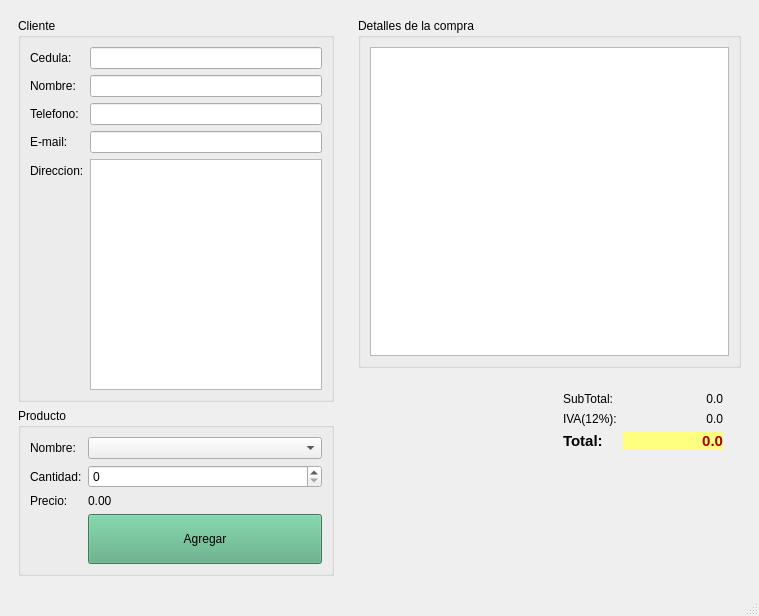
This is tienda.ui in zelejimenez26/P59-Qt-Tienda as Qt 5 draws it before an edit. The edited form follows.
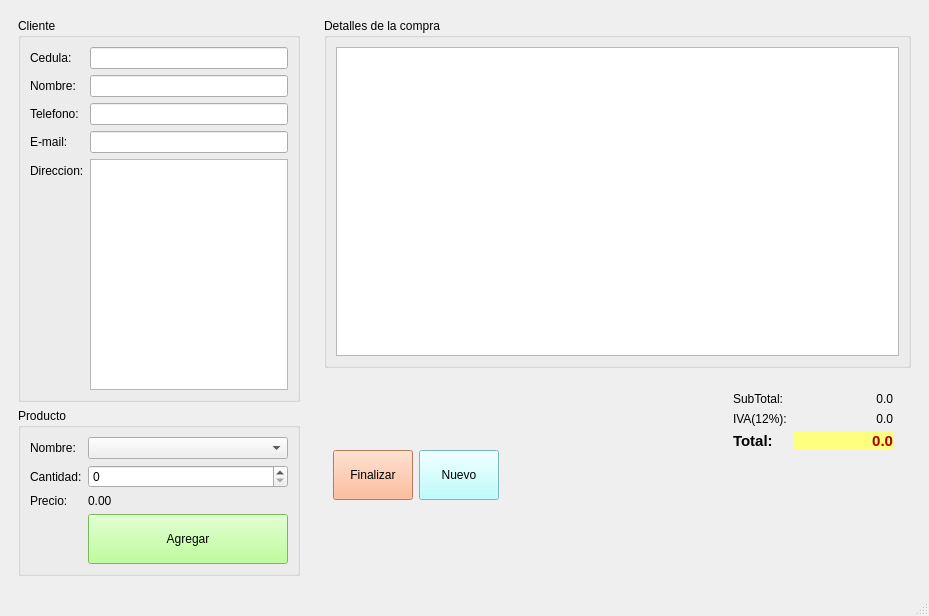
This is the edited form. Icons and pictures are not drawn.

Diff of the .ui file:
```diff
--- a/tienda.ui
+++ b/tienda.ui
@@ -6,7 +6,7 @@
    <rect>
     <x>0</x>
     <y>0</y>
-    <width>759</width>
+    <width>929</width>
     <height>616</height>
    </rect>
   </property>
@@ -25,7 +25,7 @@
       </property>
       <property name="maximumSize">
        <size>
-        <width>350</width>
+        <width>300</width>
         <height>16777215</height>
        </size>
       </property>
@@ -151,7 +151,7 @@
              </size>
             </property>
             <property name="styleSheet">
-             <string notr="true">background-color: rgb(85, 170, 127);</string>
+             <string notr="true">background-color: rgb(170, 255, 127);</string>
             </property>
             <property name="text">
              <string>Agregar</string>
@@ -166,6 +166,12 @@
     </item>
     <item>
      <widget class="QWidget" name="widget_2" native="true">
+      <property name="minimumSize">
+       <size>
+        <width>600</width>
+        <height>0</height>
+       </size>
+      </property>
       <layout class="QVBoxLayout" name="verticalLayout">
        <item>
         <widget class="QGroupBox" name="groupBox_3">
@@ -195,6 +201,38 @@
        <item>
         <widget class="QWidget" name="widget_3" native="true">
          <layout class="QHBoxLayout" name="horizontalLayout">
+          <item>
+           <widget class="QPushButton" name="btnFinalizar">
+            <property name="minimumSize">
+             <size>
+              <width>0</width>
+              <height>50</height>
+             </size>
+            </property>
+            <property name="styleSheet">
+             <string notr="true">background-color: rgb(255, 170, 127);</string>
+            </property>
+            <property name="text">
+             <string>Finalizar</string>
+            </property>
+           </widget>
+          </item>
+          <item>
+           <widget class="QPushButton" name="pushButton">
+            <property name="minimumSize">
+             <size>
+              <width>0</width>
+              <height>50</height>
+             </size>
+            </property>
+            <property name="styleSheet">
+             <string notr="true">background-color: rgb(170, 255, 255);</string>
+            </property>
+            <property name="text">
+             <string>Nuevo</string>
+            </property>
+           </widget>
+          </item>
           <item>
            <spacer name="horizontalSpacer">
             <property name="orientation">
```
Left out of the diff: 14 changed lines with no effect on the pictures.
